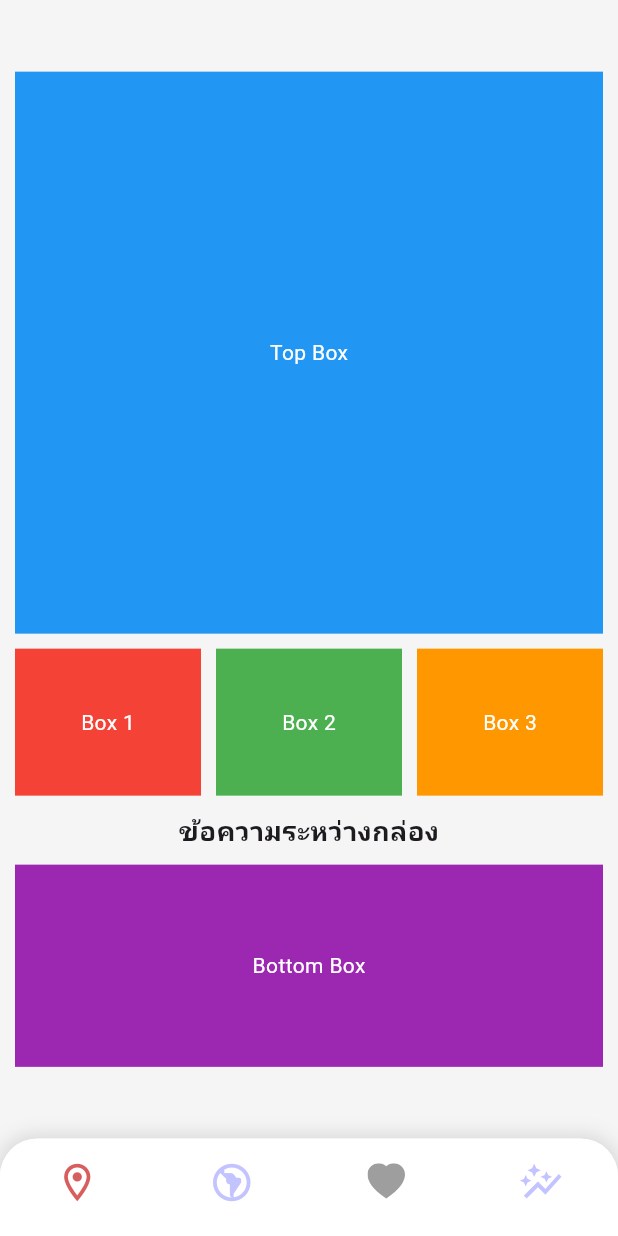
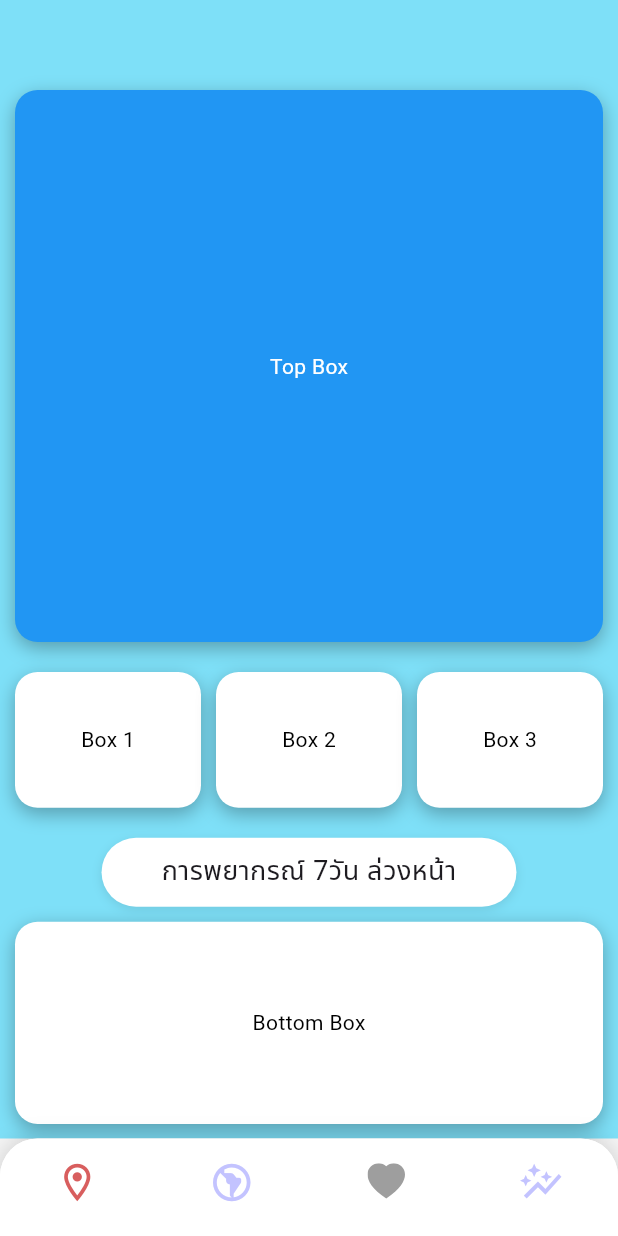
Before and after one commit to teeprakorn1/pm2_flutter_project, a Flutter app: the MainScreen screen opened directly, on a phone screen of 412 x 824 dp. Run offline on Flutter 3.47's test engine with Material 3 defaults, Android fonts, the phone set to English and light mode, and no system bars; our stand-ins replace flutter_svg, shared_preferences; accounts and stored records are empty.

Commit message:
VERSION 0.2.3

```diff
--- a/lib/main.dart
+++ b/lib/main.dart
@@ -62,7 +62,7 @@ class _MainScreenState extends State<MainScreen> {
   int _selectedIndex = 0;
 
   final List<Widget> _pages = [
-    HomeScreen(),
+    HomeScreen(backgroundColor: Color(0xFF7EE0F8)),
     MapScreen(),
     AdviceScreen(),
     GraphScreen(),
--- a/lib/screens/home_screen.dart
+++ b/lib/screens/home_screen.dart
@@ -1,67 +1,142 @@
 import 'package:flutter/material.dart';
 
 class HomeScreen extends StatelessWidget {
-  const HomeScreen({super.key});
+  final Color backgroundColor; // ตัวแปรสีพื้นหลัง
+
+  const HomeScreen({super.key, required this.backgroundColor}); // รับค่า backgroundColor ผ่านคอนสตรัคเตอร์
 
   @override
   Widget build(BuildContext context) {
     return Scaffold(
+      backgroundColor: backgroundColor, // ใช้ตัวแปรนี้ในการตั้งสีพื้นหลัง
       body: Padding(
-        padding: const EdgeInsets.all(10.0), // กำหนด margin ระยะห่างจากขอบจอ
+        padding: const EdgeInsets.all(10.0),
         child: Column(
-          mainAxisAlignment: MainAxisAlignment.center, // จัดแนวตั้งให้ตรงกลาง
-          crossAxisAlignment: CrossAxisAlignment.center, // จัดแนวนอนให้ตรงกลาง
+          mainAxisAlignment: MainAxisAlignment.start,
+          crossAxisAlignment: CrossAxisAlignment.center,
           children: [
-            // กล่องที่ด้านบน
+            SizedBox(height: 50),
             Container(
-              height: (MediaQuery.of(context).size.height + 300) / 3, // ทำให้กล่องบนยาวขึ้น
+              height: (MediaQuery.of(context).size.height + 280) / 3,
               width: double.infinity,
-              color: Colors.blue,
-              child: Center(child: Text("Top Box", style: TextStyle(color: Colors.white))),
+              decoration: BoxDecoration(
+                color: Colors.blue,
+                borderRadius: BorderRadius.circular(15),
+                boxShadow: [
+                  BoxShadow(
+                    color: Colors.black.withOpacity(0.3),
+                    blurRadius: 10,
+                    offset: Offset(0, 4),
+                  ),
+                ],
+              ),
+              child: Center(
+                child: Text("Top Box", style: TextStyle(color: Colors.white)),
+              ),
             ),
-            SizedBox(height: 10), // เว้นระยะห่าง 10 ระหว่างกล่อง
+            SizedBox(height: 20),
 
-            // กล่องตรงกลาง 3 กล่อง
             Row(
-              mainAxisAlignment: MainAxisAlignment.center, // จัดแนวนอนให้ตรงกลาง
+              mainAxisAlignment: MainAxisAlignment.center,
               children: [
                 Container(
-                  height: (MediaQuery.of(context).size.height - 40) / 8, // ทำให้กล่องกลางเล็กลง
-                  width: (MediaQuery.of(context).size.width - 40) / 3, // คำนวณขนาดของแต่ละกล่อง
-                  color: Colors.red,
-                  child: Center(child: Text("Box 1", style: TextStyle(color: Colors.white))),
+                  height: (MediaQuery.of(context).size.height - 100) / 8,
+                  width: (MediaQuery.of(context).size.width - 40) / 3,
+                  decoration: BoxDecoration(
+                    color: Colors.white,
+                    borderRadius: BorderRadius.circular(15),
+                    boxShadow: [
+                      BoxShadow(
+                        color: Colors.black.withOpacity(0.3),
+                        blurRadius: 10,
+                        offset: Offset(0, 4),
+                      ),
+                    ],
+                  ),
+                  child: Center(
+                    child: Text("Box 1", style: TextStyle(color: Colors.black)),
+                  ),
                 ),
-                SizedBox(width: 10), // เว้นระยะห่าง 10 ระหว่างกล่อง
+                SizedBox(width: 10),
                 Container(
-                  height: (MediaQuery.of(context).size.height - 40) / 8,
+                  height: (MediaQuery.of(context).size.height - 100) / 8,
                   width: (MediaQuery.of(context).size.width - 40) / 3,
-                  color: Colors.green,
-                  child: Center(child: Text("Box 2", style: TextStyle(color: Colors.white))),
+                  decoration: BoxDecoration(
+                    color: Colors.white,
+                    borderRadius: BorderRadius.circular(15),
+                    boxShadow: [
+                      BoxShadow(
+                        color: Colors.black.withOpacity(0.3),
+                        blurRadius: 10,
+                        offset: Offset(0, 4),
+                      ),
+                    ],
+                  ),
+                  child: Center(
+                    child: Text("Box 2", style: TextStyle(color: Colors.black)),
+                  ),
                 ),
-                SizedBox(width: 10), // เว้นระยะห่าง 10 ระหว่างกล่อง
+                SizedBox(width: 10),
                 Container(
-                  height: (MediaQuery.of(context).size.height - 40) / 8,
+                  height: (MediaQuery.of(context).size.height - 100) / 8,
                   width: (MediaQuery.of(context).size.width - 40) / 3,
-                  color: Colors.orange,
-                  child: Center(child: Text("Box 3", style: TextStyle(color: Colors.white))),
+                  decoration: BoxDecoration(
+                    color: Colors.white,
+                    borderRadius: BorderRadius.circular(15),
+                    boxShadow: [
+                      BoxShadow(
+                        color: Colors.black.withOpacity(0.3),
+                        blurRadius: 10,
+                        offset: Offset(0, 4),
+                      ),
+                    ],
+                  ),
+                  child: Center(
+                    child: Text("Box 3", style: TextStyle(color: Colors.black)),
+                  ),
                 ),
               ],
             ),
-            SizedBox(height: 10), // เว้นระยะห่าง 10 ระหว่างกล่อง
-
-            // ข้อความระหว่างกล่อง
-            Text(
-              "ข้อความระหว่างกล่อง",
-              style: TextStyle(fontSize: 18, fontWeight: FontWeight.bold),
+            SizedBox(height: 20),
+            Container(
+              padding: EdgeInsets.symmetric(horizontal: 40,vertical: 10),
+              decoration: BoxDecoration(
+                color: Colors.white,
+                borderRadius: BorderRadius.circular(25),
+                boxShadow: [
+                  BoxShadow(
+                    color: Colors.black.withOpacity(0.1),
+                    blurRadius: 5,
+                    offset: Offset(0, 2),
+                  ),
+                ],
+              ),
+              child: Text(
+                "การพยากรณ์ 7วัน ล่วงหน้า",
+                style: TextStyle(fontSize: 18,fontFamily: "NotoSansThai", fontWeight: FontWeight.normal),
+              ),
             ),
-            SizedBox(height: 10), // เว้นระยะห่าง 10 ระหว่างข้อความและกล่องด้านล่าง
-
-            // กล่องที่ด้านล่าง
+            SizedBox(height: 10),
             Container(
               height: (MediaQuery.of(context).size.height - 150) / 5,
               width: double.infinity,
-              color: Colors.purple,
-              child: Center(child: Text("Bottom Box", style: TextStyle(color: Colors.white))),
+              decoration: BoxDecoration(
+                color: Colors.white,
+                borderRadius: BorderRadius.circular(15),
+                boxShadow: [
+                  BoxShadow(
+                    color: Colors.black.withOpacity(0.3),
+                    blurRadius: 10,
+                    offset: Offset(0, 4),
+                  ),
+                ],
+              ),
+              child: Center(
+                child: Text(
+                  "Bottom Box",
+                  style: TextStyle(color: Colors.black),
+                ),
+              ),
             ),
           ],
         ),
```
